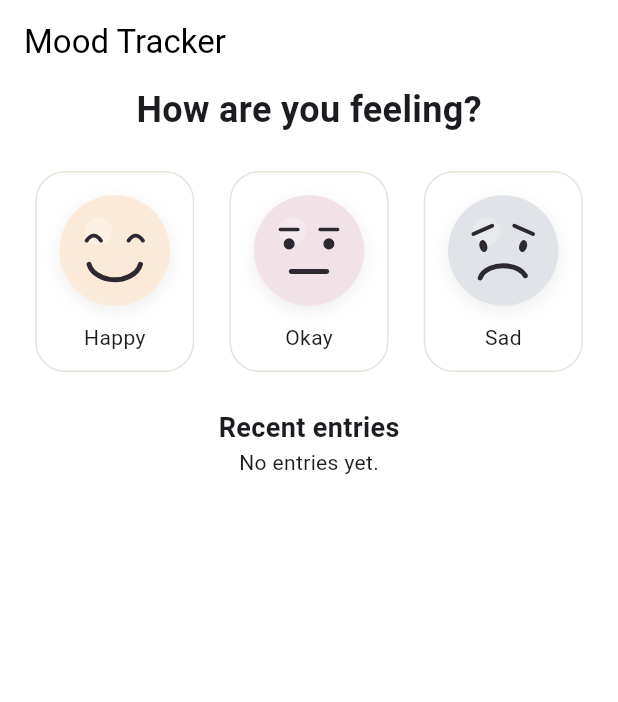
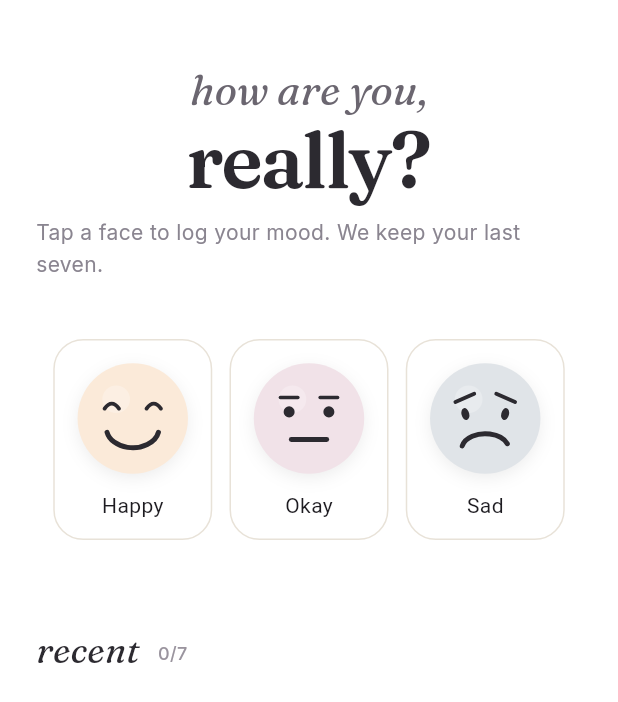
Before and after one commit to therealkirko/mood-tracker, a Flutter app: the screen it shows after launch, on a phone screen of 412 x 824 dp. Shown: the top 702 px of the screen. Run offline on Flutter 3.47's test engine with Material 3 defaults, Android fonts, the phone set to English and light mode, and no system bars; our stand-ins replace google_fonts.

Commit message:
Improved home screen UI

```diff
--- a/lib/main.dart
+++ b/lib/main.dart
@@ -1,6 +1,5 @@
 import 'package:flutter/material.dart';
 import 'package:mood/screens/index.dart';
-import 'package:google_fonts/google_fonts.dart';
 
 void main() {
   runApp(const MoodTrackerApp());
@@ -9,7 +8,6 @@ void main() {
 class MoodTrackerApp extends StatelessWidget {
   const MoodTrackerApp({super.key});
 
-  // This widget is the root of your application.
   @override
   Widget build(BuildContext context) {
     return MaterialApp(
--- a/lib/screens/index.dart
+++ b/lib/screens/index.dart
@@ -1,4 +1,5 @@
 import 'package:flutter/material.dart';
+import 'package:google_fonts/google_fonts.dart';
 import 'package:mood/models/mood_model.dart';
 import 'package:mood/widgets/mood_picker.dart';
 
@@ -12,10 +13,15 @@ class HomeScreen extends StatefulWidget {
 class _HomeScreenState extends State<HomeScreen> {
 
   final List<MoodEntry> _entries = [];
+  static const int _maxEntries = 7;
 
   void _logMood(MoodType mood) {
     setState(() {
       _entries.add(MoodEntry(mood: mood, timestamp: DateTime.now()));
+
+      if (_entries.length > _maxEntries) {
+        _entries.removeRange(_maxEntries, _entries.length);
+      }
     });
   }
 
@@ -23,44 +29,96 @@ class _HomeScreenState extends State<HomeScreen> {
   Widget build(BuildContext context) {
     return Scaffold(
       backgroundColor: Colors.white,
-      appBar: AppBar(
-        title: const Text('Mood Tracker'),
-        elevation: 0,
-        backgroundColor: Colors.white,
-        foregroundColor: Colors.black,
-      ),
-      body: Column(
+      body: SafeArea(
+        child: Center(
+          child: Padding(
+            padding: EdgeInsetsGeometry.symmetric(horizontal: 24, vertical: 40),
+            child: Column(
+              crossAxisAlignment: CrossAxisAlignment.start,
+              children: [
+                Column(
                   children: [
                     Text(
-            'How are you feeling?',
-            style: TextStyle(
-                fontSize: 24,
-                fontWeight: FontWeight.bold
+                      'how are you,',
+                      style: GoogleFonts.fraunces(
+                        fontSize: 28,
+                        fontWeight: FontWeight.w300,
+                        color: const Color(0xFF6B6670),
+                        fontStyle: FontStyle.italic,
                       ),
                     ),
-          SizedBox(height: 24),
-          MoodPicker(onMoodSelected: _logMood),
-          SizedBox(height: 24),
                     Text(
-            'Recent entries',
-            style: TextStyle(
-                fontSize: 18,
-                fontWeight: FontWeight.w600
+                      'really?',
+                      style: GoogleFonts.fraunces(
+                        fontSize: 52,
+                        fontWeight: FontWeight.w600,
+                        color: const Color(0xFF2C2A30),
+                        height: 1.0,
+                        letterSpacing: -1.5,
                       ),
                     ),
-          Expanded(
-            child: _entries.isEmpty
-                ? const Text('No entries yet.')
-                : ListView(
-              children: _entries.map((entry) {
-                return ListTile(
-                  title: Text(entry.mood.label),
-                  subtitle: Text(entry.timestamp.toString()),
-                );
-              }).toList(),
+                    const SizedBox(height: 12),
+                    Text(
+                      'Tap a face to log your mood. We keep your last seven.',
+                      style: GoogleFonts.inter(
+                        fontSize: 14,
+                        color: const Color(0xFF8A8590),
+                        height: 1.5,
                       ),
+                    ),
+
+                    const SizedBox(height: 40),
+
+                    MoodPicker(onMoodSelected: _logMood),
+
+                    const SizedBox(height: 56),
+
+                    Row(
+                      crossAxisAlignment: CrossAxisAlignment.end,
+                      children: [
+                        Text(
+                          'recent',
+                          style: GoogleFonts.fraunces(
+                            fontSize: 24,
+                            fontWeight: FontWeight.w500,
+                            color: const Color(0xFF2C2A30),
+                            fontStyle: FontStyle.italic,
+                          ),
+                        ),
+                        const SizedBox(width: 12),
+                        Padding(
+                          padding: const EdgeInsets.only(bottom: 6),
+                          child: Text(
+                            '${_entries.length}/$_maxEntries',
+                            style: GoogleFonts.inter(
+                              fontSize: 12,
+                              color: const Color(0xFF9A949E),
+                              fontWeight: FontWeight.w500,
+                            ),
+                          ),
+                        ),
+                        const Spacer(),
+                        if (_entries.isNotEmpty)
+                          Padding(
+                            padding: const EdgeInsets.only(bottom: 4),
+                            child: Text(
+                              'tap a card to replay  →',
+                              style: GoogleFonts.inter(
+                                fontSize: 11,
+                                color: const Color(0xFFB5AFB8),
+                                letterSpacing: 0.5,
+                              ),
+                            ),
+                          ),
+                      ],
+                    ),
+                    const SizedBox(height: 20),
+                  ],
                 )
               ],
+            ),
+          ),
+        ),
       ),
     );
   }
```
Lines whose indentation alone changed are shown as unchanged.
